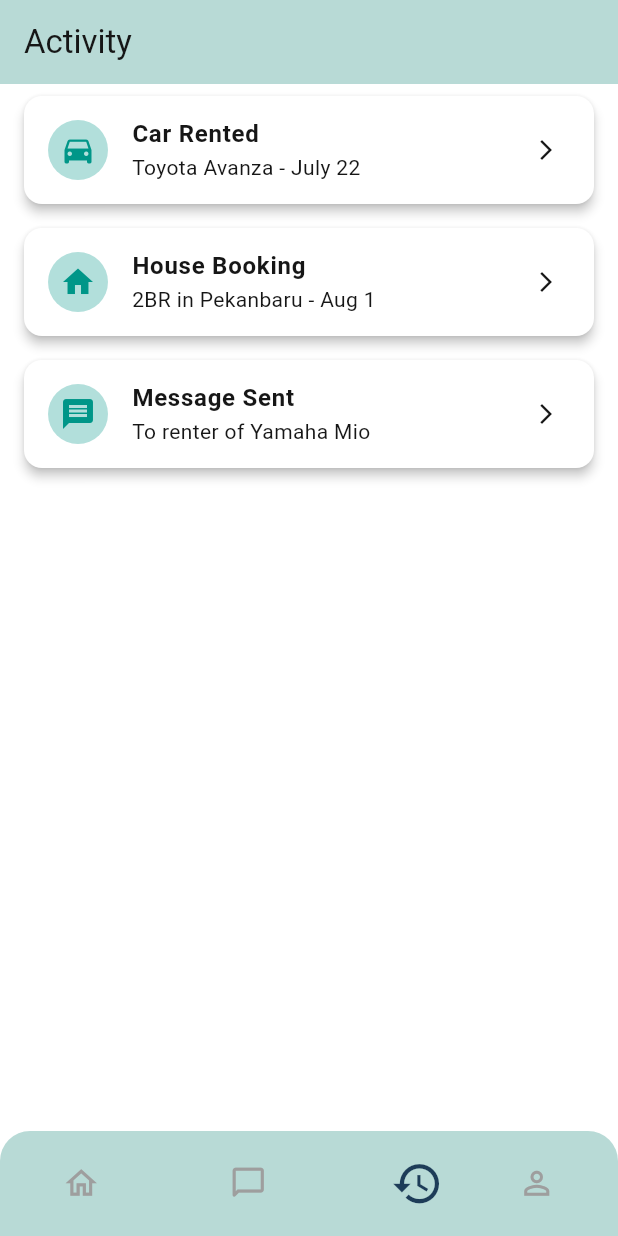
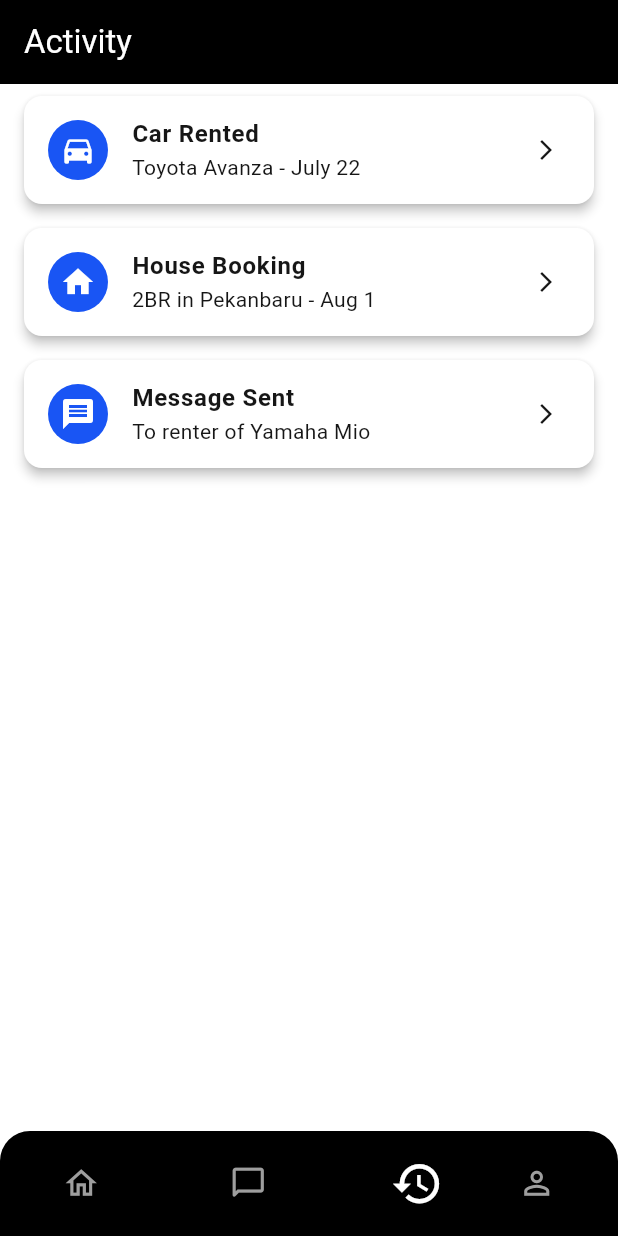
Before and after one commit to Ikhsannurhakiki/rent_app, a Flutter app: the screen it shows after launch, item 3 of the bottom bar chosen, on a phone screen of 412 x 824 dp. Run offline on Flutter 3.47's test engine with Material 3 defaults, Android fonts, the phone set to English and light mode, and no system bars; network calls fail.

Commit message:
add app icon and update some colors

```diff
--- a/lib/presentation/screens/activity_screen.dart
+++ b/lib/presentation/screens/activity_screen.dart
@@ -10,8 +10,8 @@ class ActivityScreen extends StatelessWidget{
   Widget build(BuildContext context) {
     return Scaffold(
       appBar: AppBar(
-        backgroundColor: AppColors.lightTeal.color,
-        title: const Text('Activity'),
+        backgroundColor: Colors.black,
+        title: const Text('Activity', style: TextStyle(color: Colors.white),),
       ),
       body: ListView(
         children: const [
--- a/lib/presentation/screens/chat_list_screen.dart
+++ b/lib/presentation/screens/chat_list_screen.dart
@@ -35,8 +35,8 @@ class ChatListScreen extends StatelessWidget {
   Widget build(BuildContext context) {
     return Scaffold(
       appBar: AppBar(
-          backgroundColor: AppColors.lightTeal.color,
-          title: const Text('Chats')),
+          backgroundColor: Colors.black,
+          title: const Text('Chats', style: TextStyle(color: Colors.white))),
       body: ListView.builder(
         itemCount: dummyChats.length,
         itemBuilder: (context, index) {
--- a/lib/presentation/screens/chat_screen.dart
+++ b/lib/presentation/screens/chat_screen.dart
@@ -39,7 +39,9 @@ class _ChatScreenState extends State<ChatScreen> {
   @override
   Widget build(BuildContext context) {
     return Scaffold(
-      appBar: AppBar(title: const Text("Chat")),
+      appBar: AppBar(
+          backgroundColor: Colors.black,
+          title: const Text("Chat")),
       body: Column(
         children: [
           Expanded(
--- a/lib/presentation/screens/main_screen.dart
+++ b/lib/presentation/screens/main_screen.dart
@@ -43,7 +43,7 @@ class _MainScreenState extends State<MainScreen> {
           topRight: Radius.circular(20),
         ),
         child: BottomAppBar(
-          color: AppColors.lightTeal.color,
+          color: Colors.black,
           height: 70,
           padding: EdgeInsets.zero,
           child: Row(
@@ -51,13 +51,12 @@ class _MainScreenState extends State<MainScreen> {
             mainAxisAlignment: MainAxisAlignment.spaceEvenly,
             children: [
               IconButton(
-                padding: EdgeInsets.zero,
                 icon: Icon(
                   provider.tabIndex == 0
                       ? Icons.home_rounded
                       : Icons.home_outlined,
                   color: provider.tabIndex == 0
-                      ? AppColors.navyBlue.color
+                      ? Colors.white
                       : Colors.grey,
                   size: provider.tabIndex == 0 ?  35 : 25,
                 ),
@@ -70,7 +69,7 @@ class _MainScreenState extends State<MainScreen> {
                       ? Icons.chat_rounded
                       : Icons.chat_bubble_outline_rounded,
                   color: provider.tabIndex == 1
-                      ? AppColors.navyBlue.color
+                      ? Colors.white
                       : Colors.grey,
                   size: provider.tabIndex == 1 ?  35 : 25,
 
@@ -84,7 +83,7 @@ class _MainScreenState extends State<MainScreen> {
                       ? Icons.history
                       : Icons.history_outlined,
                   color: provider.tabIndex == 2
-                      ? AppColors.navyBlue.color
+                      ? Colors.white
                       : Colors.grey,
                   size: provider.tabIndex == 2 ?  35 : 25,
                 ),
@@ -94,7 +93,7 @@ class _MainScreenState extends State<MainScreen> {
                 icon: Icon(
                   provider.tabIndex == 3 ? Icons.person : Icons.person_outline,
                   color: provider.tabIndex == 3
-                      ? AppColors.navyBlue.color
+                      ?Colors.white
                       : Colors.grey,
                   size: provider.tabIndex == 3 ? 35 : 25,
                 ),
--- a/lib/presentation/style/colors/app_colors.dart
+++ b/lib/presentation/style/colors/app_colors.dart
@@ -10,7 +10,8 @@ enum AppColors {
   skinTone,
   darkTeal,
   softCream,
-  green
+  green,
+  blue,
 }
 
 extension AppColorExtension on AppColors {
@@ -34,8 +35,10 @@ extension AppColorExtension on AppColors {
         return const Color(0xFF2E5E57);
       case AppColors.softCream:
         return const Color(0xFFF9EFE9);
-        case AppColors.green:
+      case AppColors.green:
         return const Color(0xFF00AA13);
+      case AppColors.blue:
+        return const Color(0xFF1955F4);
       default:
         return const Color(0xFF000000);
     }
--- a/lib/presentation/widgets/activity_card.dart
+++ b/lib/presentation/widgets/activity_card.dart
@@ -1,4 +1,6 @@
 import 'package:flutter/material.dart';
+
+import '../style/colors/app_colors.dart';
 
 class ActivityCard extends StatelessWidget {
   final IconData icon;
@@ -22,8 +24,8 @@ class ActivityCard extends StatelessWidget {
       elevation: 3,
       child: ListTile(
         leading: CircleAvatar(
-          backgroundColor: Colors.teal.shade100,
-          child: Icon(icon, color: Colors.teal),
+          backgroundColor: AppColors.blue.color,
+          child: Icon(icon, color: Colors.white),
         ),
         title: Text(title, style: const TextStyle(fontWeight: FontWeight.bold)),
         subtitle: Text(subtitle),
--- a/lib/presentation/widgets/rent_banner.dart
+++ b/lib/presentation/widgets/rent_banner.dart
@@ -13,7 +13,7 @@ class RentBanner extends StatelessWidget {
   Widget build(BuildContext context) {
     return Column(
       children: [
-        Image.asset("assets/banner/banner.png", width: double.infinity, fit: BoxFit.fitWidth,),
+        Image.asset("assets/banner/banner2.png", width: double.infinity, fit: BoxFit.fitWidth,),
         Padding(
           padding: const EdgeInsets.only( top: 12, left: 12, right: 12, bottom: 12),
           child: Column(
@@ -34,10 +34,10 @@ class RentBanner extends StatelessWidget {
                         Container(
                           padding: EdgeInsets.all(16),
                           decoration: BoxDecoration(
-                            color: AppColors.lightTeal.color,
+                            color: AppColors.blue.color,
                             borderRadius: BorderRadius.circular(12),
                           ),
-                          child: Icon(item.icon, size: 28, color: AppColors.darkTeal.color),
+                          child: Icon(item.icon, size: 28, color: Colors.white),
                         ),
                         SizedBox(height: 6),
                         Text(item.label, style: TextStyle(fontSize: 14)),
--- a/lib/presentation/widgets/rent_item_card.dart
+++ b/lib/presentation/widgets/rent_item_card.dart
@@ -13,8 +13,8 @@ class RentCard extends StatelessWidget {
     return SizedBox(
       width: 190, height: 250,
       child: Card(
-        color: AppColors.lightTeal.color,
-        elevation: 3,
+        shadowColor: Colors.black,
+        elevation: 10,
         shape: RoundedRectangleBorder(borderRadius: BorderRadius.circular(12)),
         child: Padding(
           padding: const EdgeInsets.all(12),
--- a/lib/presentation/widgets/subHeading.dart
+++ b/lib/presentation/widgets/subHeading.dart
@@ -18,7 +18,7 @@ class SubHeading extends StatelessWidget {
           onTap: onTap,
           child: Padding(
             padding: const EdgeInsets.symmetric(horizontal: 8.0),
-            child: Icon(Icons.arrow_forward_ios,  color: AppColors.green.color, size: 18,),
+            child: Icon(Icons.arrow_forward_ios,  color: AppColors.blue.color, size: 18,),
           ),
         ),
       ],
--- a/pubspec.yaml
+++ b/pubspec.yaml
@@ -69,6 +69,8 @@ flutter:
   # To add assets to your application, add an assets section, like this:
   assets:
       - assets/banner/banner.png
+      - assets/banner/banner2.png
+      - assets/appbar/appbar.png
   #   - images/a_dot_ham.jpeg
 
   # An image asset can refer to one or more resolution-specific "variants", see
```
Also changed, not shown: lib/presentation/screens/home_screen.dart (+6 -6 lines), lib/presentation/screens/profile_screen.dart (+7 -10 lines), lib/presentation/widgets/on_going_card.dart (+81 -8 lines), assets/appbar/appbar.png (added), assets/banner/banner2.PNG (added).
